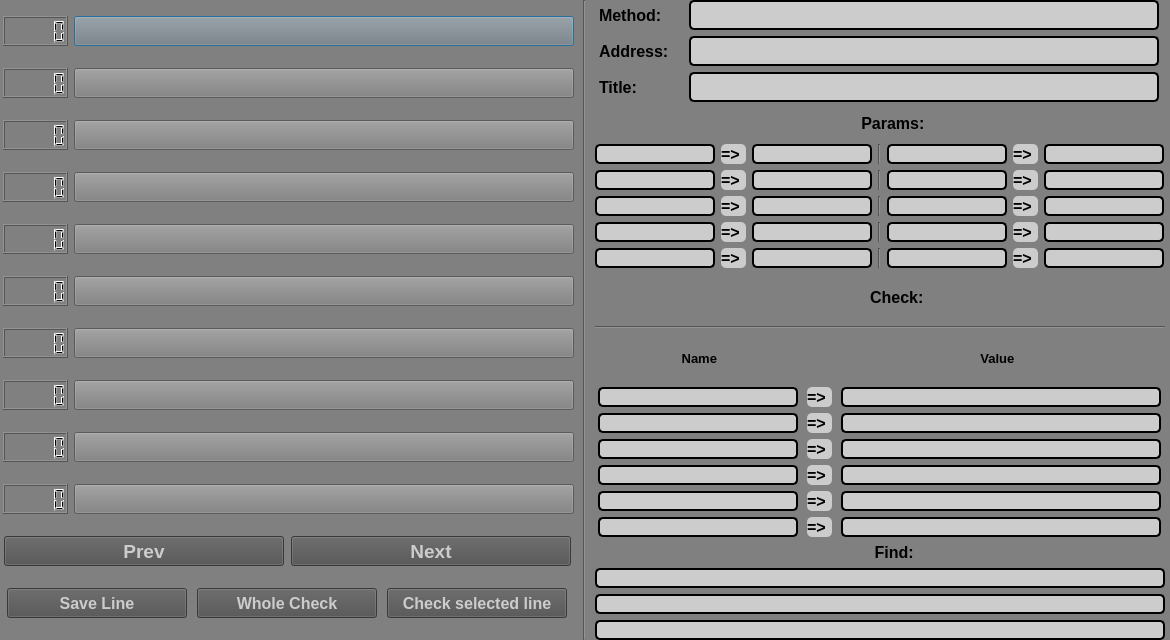
This is check_code_design.ui in yvgenyk/API-Test2 as Qt 5 draws it before an edit. The edited form follows.
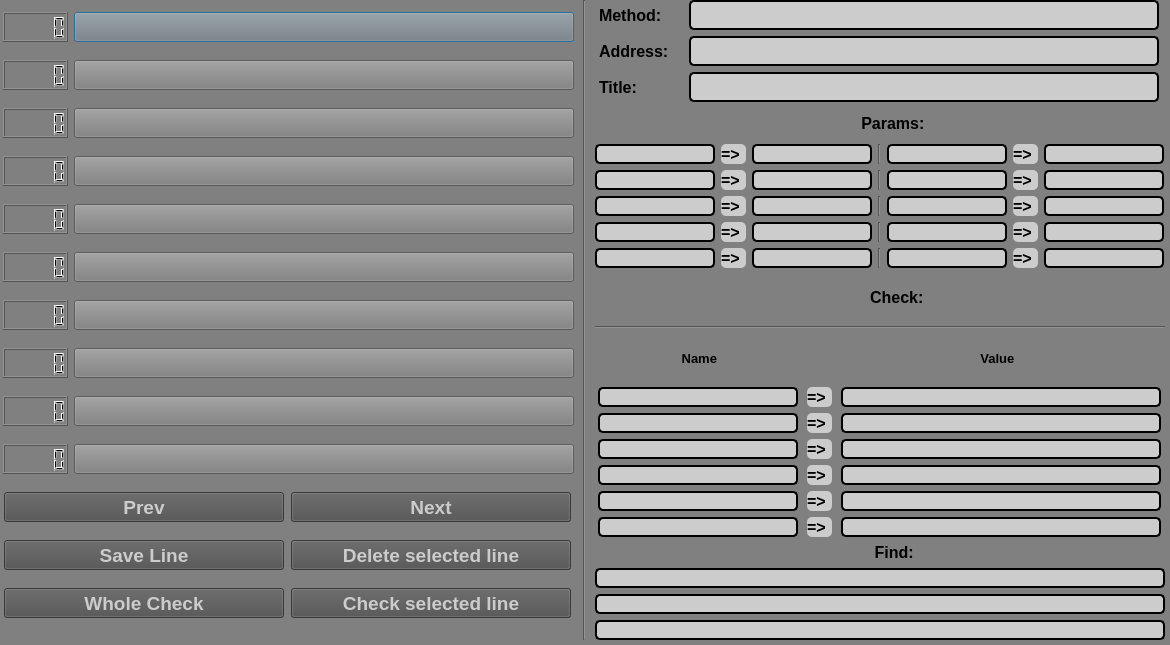
This is the edited form. Icons and pictures are not drawn.

```diff
--- a/check_code_design.ui
+++ b/check_code_design.ui
@@ -7,19 +7,19 @@
     <x>0</x>
     <y>0</y>
     <width>1170</width>
-    <height>640</height>
+    <height>645</height>
    </rect>
   </property>
   <property name="minimumSize">
    <size>
     <width>1170</width>
-    <height>640</height>
+    <height>645</height>
    </size>
   </property>
   <property name="maximumSize">
    <size>
     <width>1170</width>
-    <height>640</height>
+    <height>645</height>
    </size>
   </property>
   <property name="windowTitle">
@@ -592,24 +592,24 @@
        </layout>
       </item>
       <item>
-       <layout class="QHBoxLayout" name="horizontalLayout_47">
+       <layout class="QHBoxLayout" name="horizontalLayout_17">
         <item>
          <widget class="QPushButton" name="saveBtn">
           <property name="minimumSize">
            <size>
-            <width>180</width>
+            <width>280</width>
             <height>30</height>
            </size>
           </property>
           <property name="maximumSize">
            <size>
-            <width>180</width>
+            <width>280</width>
             <height>30</height>
            </size>
           </property>
           <property name="font">
            <font>
-            <pointsize>12</pointsize>
+            <pointsize>14</pointsize>
             <weight>75</weight>
             <bold>true</bold>
            </font>
@@ -630,22 +630,59 @@
          </widget>
         </item>
         <item>
+         <widget class="QPushButton" name="deleteLine">
+          <property name="minimumSize">
+           <size>
+            <width>280</width>
+            <height>30</height>
+           </size>
+          </property>
+          <property name="maximumSize">
+           <size>
+            <width>280</width>
+            <height>30</height>
+           </size>
+          </property>
+          <property name="font">
+           <font>
+            <pointsize>14</pointsize>
+            <weight>75</weight>
+            <bold>true</bold>
+           </font>
+          </property>
+          <property name="cursor">
+           <cursorShape>OpenHandCursor</cursorShape>
+          </property>
+          <property name="styleSheet">
+           <string notr="true">background:rgb(80,80,80);
+color: rgb(204,204,204);</string>
+          </property>
+          <property name="text">
+           <string>Delete selected line</string>
+          </property>
+         </widget>
+        </item>
+       </layout>
+      </item>
+      <item>
+       <layout class="QHBoxLayout" name="horizontalLayout_47">
+        <item>
          <widget class="QPushButton" name="wholeCheck">
           <property name="minimumSize">
            <size>
-            <width>180</width>
+            <width>280</width>
             <height>30</height>
            </size>
           </property>
           <property name="maximumSize">
            <size>
-            <width>180</width>
+            <width>280</width>
             <height>30</height>
            </size>
           </property>
           <property name="font">
            <font>
-            <pointsize>12</pointsize>
+            <pointsize>14</pointsize>
             <weight>75</weight>
             <bold>true</bold>
            </font>
@@ -669,19 +706,19 @@
          <widget class="QPushButton" name="oneLineCheck">
           <property name="minimumSize">
            <size>
-            <width>180</width>
+            <width>280</width>
             <height>30</height>
            </size>
           </property>
           <property name="maximumSize">
            <size>
-            <width>180</width>
+            <width>280</width>
             <height>30</height>
            </size>
           </property>
           <property name="font">
            <font>
-            <pointsize>12</pointsize>
+            <pointsize>14</pointsize>
             <weight>75</weight>
             <bold>true</bold>
            </font>
```
